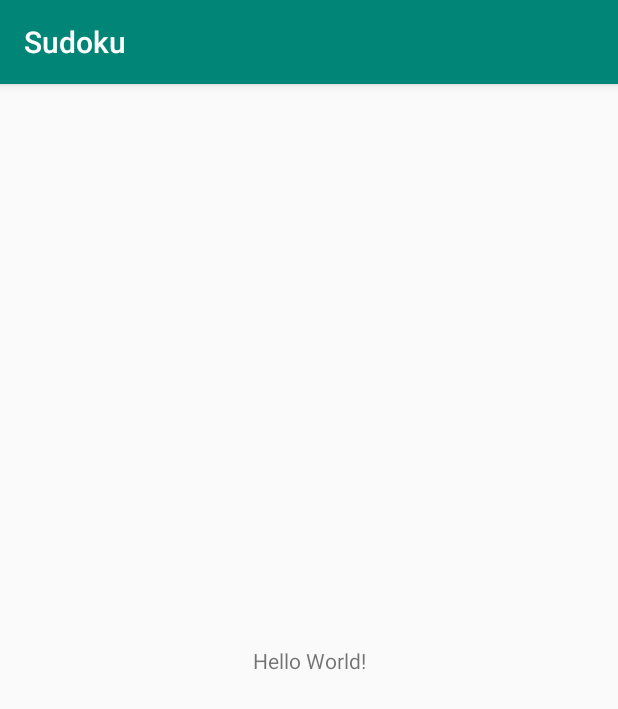
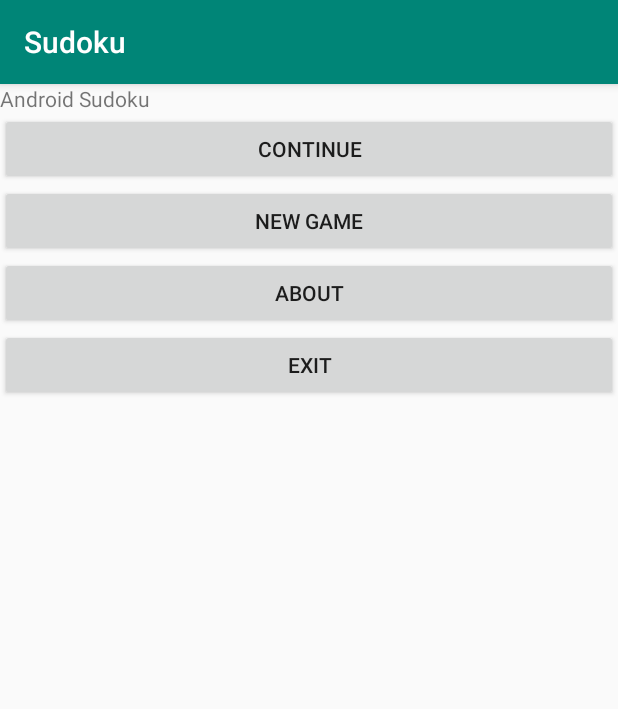
Before and after one commit to azjf/Sudoku, an Android app: the screen it shows after launch (MainActivity), on a phone screen of 412 x 824 dp. Shown: the top 709 px of the screen. Run offline under Robolectric (Android 15) with nearby library versions, the phone set to English and light mode, and no system bars.

Commit message:
Create the opening screen

```diff
--- a/app/src/main/res/layout/activity_main.xml
+++ b/app/src/main/res/layout/activity_main.xml
@@ -1,18 +1,35 @@
 <?xml version="1.0" encoding="utf-8"?>
-<android.support.constraint.ConstraintLayout xmlns:android="http://schemas.android.com/apk/res/android"
+<LinearLayout xmlns:android="http://schemas.android.com/apk/res/android"
     xmlns:app="http://schemas.android.com/apk/res-auto"
     xmlns:tools="http://schemas.android.com/tools"
     android:layout_width="match_parent"
     android:layout_height="match_parent"
+    android:orientation="vertical"
     tools:context=".MainActivity">
 
     <TextView
-        android:layout_width="wrap_content"
+        android:layout_width="match_parent"
         android:layout_height="wrap_content"
-        android:text="Hello World!"
-        app:layout_constraintBottom_toBottomOf="parent"
-        app:layout_constraintLeft_toLeftOf="parent"
-        app:layout_constraintRight_toRightOf="parent"
-        app:layout_constraintTop_toTopOf="parent" />
+        android:text="@string/main_title" />
 
-</android.support.constraint.ConstraintLayout>
+    <Button
+        android:layout_width="match_parent"
+        android:layout_height="wrap_content"
+        android:text="@string/continue_label"/>
+
+    <Button
+        android:layout_width="match_parent"
+        android:layout_height="wrap_content"
+        android:text="@string/new_game_label"/>
+
+    <Button
+        android:layout_width="match_parent"
+        android:layout_height="wrap_content"
+        android:text="@string/about_label"/>
+
+    <Button
+        android:layout_width="match_parent"
+        android:layout_height="wrap_content"
+        android:text="@string/exit_label"/>
+
+</LinearLayout>
--- a/app/src/main/res/values/strings.xml
+++ b/app/src/main/res/values/strings.xml
@@ -1,3 +1,9 @@
 <resources>
     <string name="app_name">Sudoku</string>
+
+    <string name="main_title">Android Sudoku</string>
+    <string name="continue_label">Continue</string>
+    <string name="new_game_label">New Game</string>
+    <string name="about_label">About</string>
+    <string name="exit_label">Exit</string>
 </resources>
```
